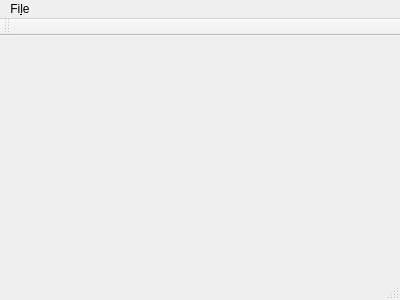
Above: src/mainwindow.ui from Sefrwahed/LogicSim before the change. Below: the same form after it.
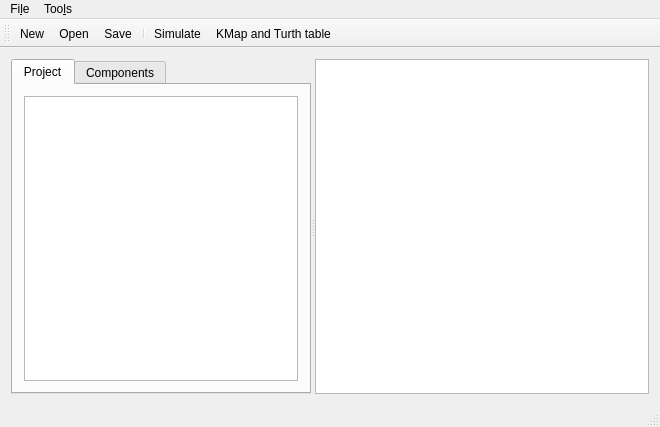
That is the form after the change. Icons and pictures are not drawn.

The edit to the form file:
```diff
--- a/src/mainwindow.ui
+++ b/src/mainwindow.ui
@@ -6,21 +6,63 @@
    <rect>
     <x>0</x>
     <y>0</y>
-    <width>400</width>
-    <height>300</height>
+    <width>660</width>
+    <height>427</height>
    </rect>
   </property>
   <property name="windowTitle">
    <string>MainWindow</string>
   </property>
-  <widget class="QWidget" name="centralWidget"/>
+  <widget class="QWidget" name="centralWidget">
+   <layout class="QGridLayout" name="gridLayout">
+    <item row="0" column="0">
+     <widget class="QSplitter" name="splitter">
+      <property name="orientation">
+       <enum>Qt::Horizontal</enum>
+      </property>
+      <widget class="QTabWidget" name="tabWidget">
+       <property name="maximumSize">
+        <size>
+         <width>300</width>
+         <height>16777215</height>
+        </size>
+       </property>
+       <property name="currentIndex">
+        <number>0</number>
+       </property>
+       <widget class="QWidget" name="tab">
+        <attribute name="title">
+         <string>Project</string>
+        </attribute>
+        <layout class="QGridLayout" name="gridLayout_2">
+         <item row="0" column="0">
+          <widget class="QTreeView" name="treeView"/>
+         </item>
+        </layout>
+       </widget>
+       <widget class="QWidget" name="tab_2">
+        <attribute name="title">
+         <string>Components</string>
+        </attribute>
+        <layout class="QGridLayout" name="gridLayout_4">
+         <item row="0" column="0">
+          <layout class="QGridLayout" name="gridLayout_3"/>
+         </item>
+        </layout>
+       </widget>
+      </widget>
+      <widget class="QGraphicsView" name="graphicsView"/>
+     </widget>
+    </item>
+   </layout>
+  </widget>
   <widget class="QMenuBar" name="menuBar">
    <property name="geometry">
     <rect>
      <x>0</x>
      <y>0</y>
-     <width>400</width>
-     <height>19</height>
+     <width>660</width>
+     <height>28</height>
     </rect>
    </property>
    <widget class="QMenu" name="menuFile">
@@ -31,7 +73,15 @@
     <addaction name="actionOpen"/>
     <addaction name="actionQuit"/>
    </widget>
+   <widget class="QMenu" name="menuTools">
+    <property name="title">
+     <string>Too&amp;ls</string>
+    </property>
+    <addaction name="actionSimulate"/>
+    <addaction name="actionKMap_Turth_table"/>
+   </widget>
    <addaction name="menuFile"/>
+   <addaction name="menuTools"/>
   </widget>
   <widget class="QToolBar" name="mainToolBar">
    <attribute name="toolBarArea">
@@ -40,16 +90,49 @@
    <attribute name="toolBarBreak">
     <bool>false</bool>
    </attribute>
+   <addaction name="actionNew"/>
+   <addaction name="actionOpen"/>
+   <addaction name="actionSave"/>
+   <addaction name="separator"/>
+   <addaction name="actionSimulate"/>
+   <addaction name="actionKMap_Turth_table"/>
   </widget>
   <widget class="QStatusBar" name="statusBar"/>
   <action name="actionNew">
    <property name="text">
-    <string>New</string>
+    <string>&amp;New</string>
    </property>
   </action>
   <action name="actionOpen">
    <property name="text">
-    <string>Open</string>
+    <string>&amp;Open</string>
+   </property>
+  </action>
+  <action name="actionSimulate">
+   <property name="icon">
+    <iconset theme="do">
+     <normaloff>.</normaloff>.</iconset>
+   </property>
+   <property name="text">
+    <string>&amp;Simulate</string>
+   </property>
+  </action>
+  <action name="actionKMap_Turth_table">
+   <property name="icon">
+    <iconset theme="application-table">
+     <normaloff>.</normaloff>.</iconset>
+   </property>
+   <property name="text">
+    <string>&amp;KMap and Turth table</string>
+   </property>
+  </action>
+  <action name="actionSave">
+   <property name="icon">
+    <iconset theme="document-save">
+     <normaloff>.</normaloff>.</iconset>
+   </property>
+   <property name="text">
+    <string>&amp;Save</string>
    </property>
   </action>
   <action name="actionQuit">
```
Left out of the diff: 12 changed lines with no effect on the pictures.
